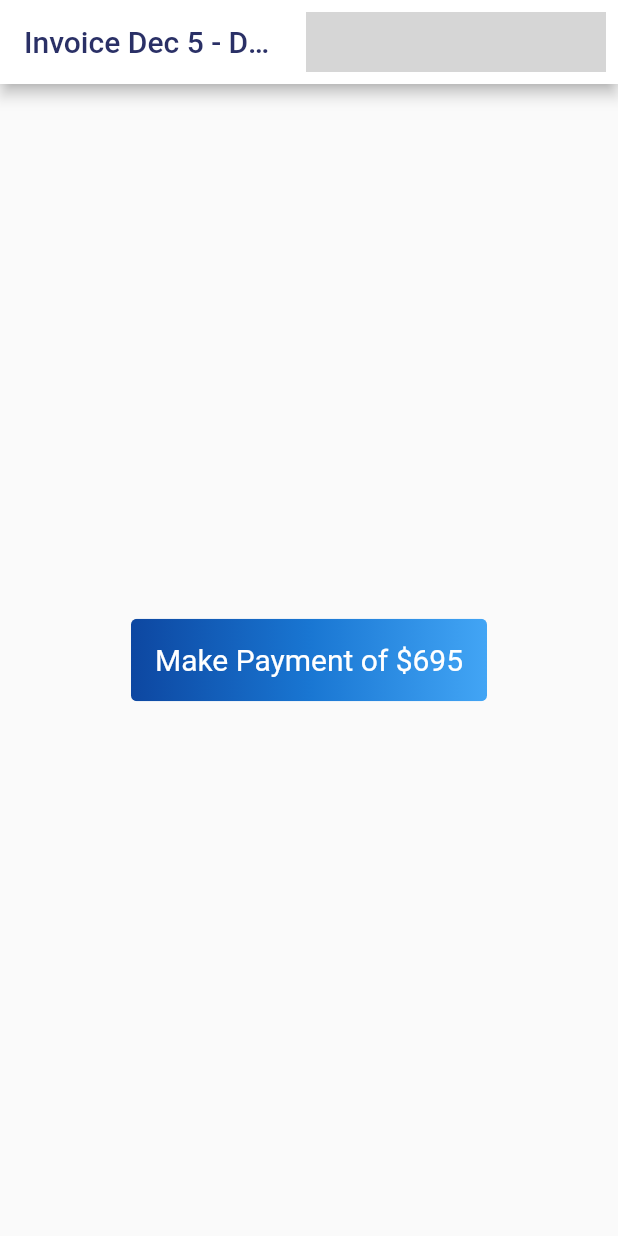
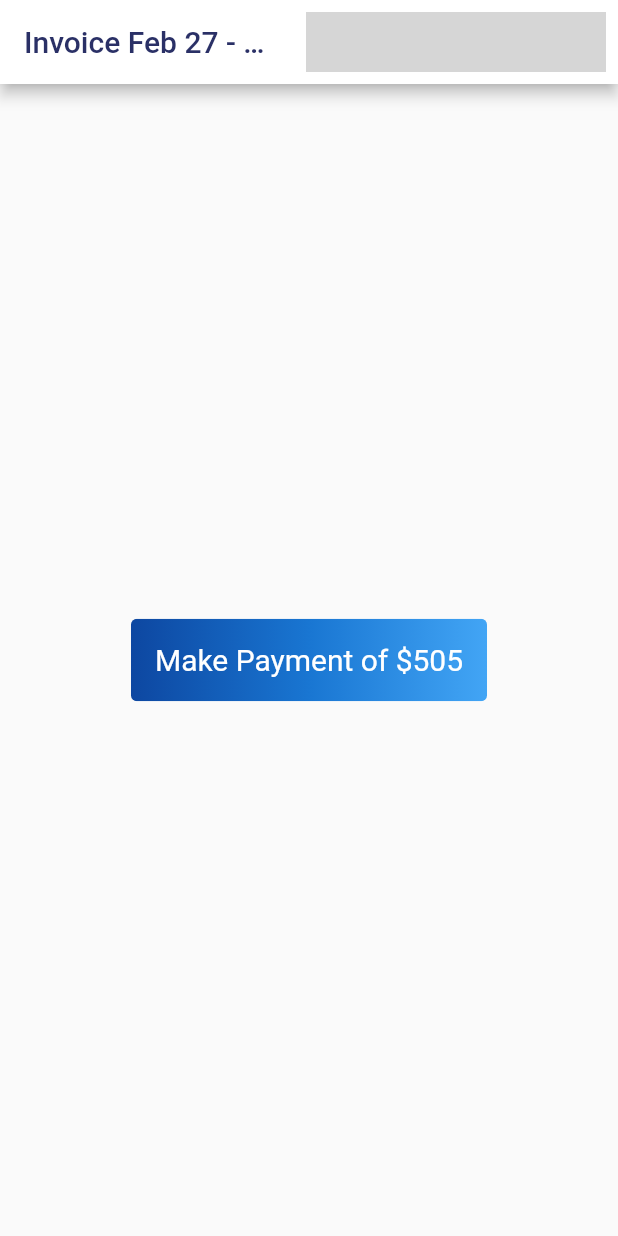
Before and after one commit to Team-Crushing-It/derosa_payment, a Flutter app: the screen it shows after launch, on a phone screen of 412 x 824 dp. Run offline on Flutter 3.47's test engine with Material 2 defaults, Android fonts, the phone set to English and light mode, and no system bars; our stand-ins replace bloc, cloud_firestore, equatable, firebase_auth, firebase_core, flutter_bloc and 1 more; missing offline and left inert: flow_builder, very_good_analysis; accounts and stored records are empty; generated files the repository leaves out were written again; network calls fail; grey boxes are pictures that could not be loaded.

Commit message:
Update home.dart

```diff
--- a/lib/home/view/home.dart
+++ b/lib/home/view/home.dart
@@ -30,8 +30,8 @@ class _HomeState extends State<Home> {
   @override
   Widget build(BuildContext context) {
     const id = 'DeRosa';
-    const title = 'Dec 5 - Dec 11';
-    const price = '695';
+    const title = 'Feb 27 - Mar 5';
+    const price = '505';
     final timeStamp = DateTime.now().toString();
 
     return Scaffold(
```
